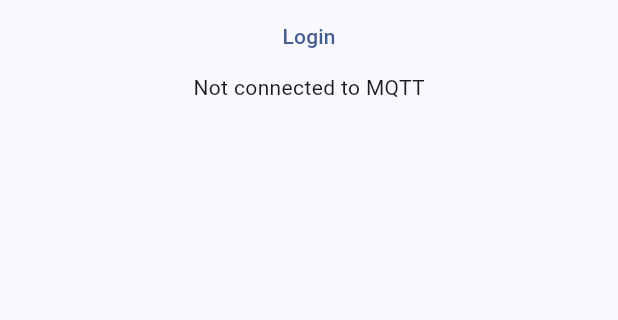
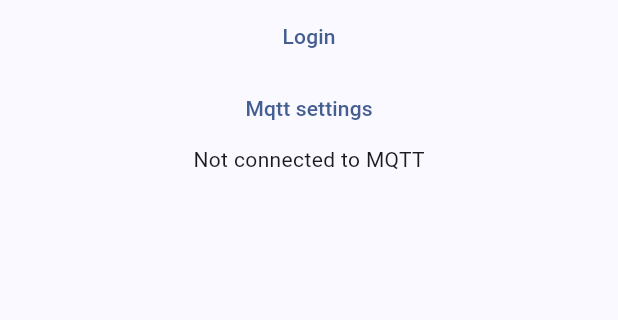
Before and after one commit to 21repierre/iot-fake-app, a Flutter app: the screen it shows after launch, on a phone screen of 412 x 824 dp, the part 84-404 px from its top. Run offline on Flutter 3.47's test engine with Material 2 defaults, Android fonts, the phone set to English and light mode, and no system bars; our stand-ins replace flutter_secure_storage, geolocator; missing offline and left inert: calc, mqtt_client.

Commit message:
Add support for custom mqtt server

```diff
--- a/lib/CMqtt.dart
+++ b/lib/CMqtt.dart
@@ -1,13 +1,16 @@
+import 'package:calc/calc.dart';
 import 'package:fake_sensor/SecureStorage.dart';
 import 'package:flutter/cupertino.dart';
 import 'package:mqtt_client/mqtt_client.dart';
 import 'package:mqtt_client/mqtt_server_client.dart';
+import 'package:geolocator/geolocator.dart';
 
 class CMqtt {
   static final instance = CMqtt._();
 
-  final MqttServerClient client;
+  MqttServerClient client;
   ValueNotifier<bool> isConnected = ValueNotifier(false);
+  bool sending = false;
 
   CMqtt._() : client = MqttServerClient.withPort("10.0.2.2", "fake-app-1", 8883) {
     client.secure = true;
@@ -20,6 +23,18 @@ class CMqtt {
   }
 
   void connect() async {
+    String host = await SecureStorage.instance.getMqttHost() ?? '10.0.2.2';
+    int port = await SecureStorage.instance.getMqttPort() ?? 8883;
+    bool secure = await SecureStorage.instance.getMqttSecure() ?? true;
+    client = MqttServerClient.withPort(host, "fake-app-1", port);
+    client.secure = secure;
+    client.onBadCertificate = (Object certificate) => true;
+    client.keepAlivePeriod = 20;
+    client.setProtocolV311();
+    client.logging(on: false);
+    client.onConnected = onConnected;
+    client.onDisconnected = onDisconnected;
+
     final token = await SecureStorage.instance.getToken();
     if (token == null || isConnected.value) return;
 
@@ -37,4 +52,41 @@ class CMqtt {
     isConnected.value = false;
     print("Disconnected from MQTT server.");
   }
+
+  void send() async {
+    if (sending) return;
+    double lastTemp = 25;
+
+    bool serviceEnabled = await Geolocator.isLocationServiceEnabled();
+    if (!serviceEnabled) {
+      return;
+    }
+    LocationPermission permission = await Geolocator.checkPermission();
+    if (permission == LocationPermission.denied) {
+      permission = await Geolocator.requestPermission();
+      if (permission == LocationPermission.denied) {
+        return;
+      }
+    }
+    if (permission == LocationPermission.deniedForever) {
+      return;
+    }
+    sending = true;
+
+    while (true) {
+      if (CMqtt.instance.isConnected.value) {
+        var position = await Geolocator.getCurrentPosition();
+
+        MqttClientPayloadBuilder bdl = MqttClientPayloadBuilder();
+        var dist = NormalDistribution(mean: lastTemp, variance: 0.1);
+        lastTemp = dist.sample();
+        var currentTime = DateTime.now().microsecondsSinceEpoch * 1000;
+        bdl.addString('temperature lng=${position.longitude},lat=${position.latitude},value=$lastTemp $currentTime');
+        CMqtt.instance.client.publishMessage("apolline/temperature", MqttQos.atLeastOnce, bdl.payload!);
+        print("Sent $lastTemp at $currentTime");
+      }
+      await Future.delayed(const Duration(milliseconds: 250));
+    }
+  }
+
 }
--- a/lib/SecureStorage.dart
+++ b/lib/SecureStorage.dart
@@ -20,4 +20,29 @@ class SecureStorage {
   Future<String?> getToken() async {
     return await storage.read(key: 'token');
   }
+
+  Future setMqttHost(String host) async {
+    await storage.write(key: 'mqtt-host', value: host);
+  }
+
+  Future<String?> getMqttHost() async {
+    return await storage.read(key: 'mqtt-host');
+  }
+
+  Future setMqttPort(int port) async {
+    await storage.write(key: 'mqtt-port', value: port.toString());
+  }
+
+  Future<int?> getMqttPort() async {
+    return await storage.read(key: 'mqtt-port').then((value) => value != null ? int.parse(value) : null);
+  }
+
+  Future setMqttSecure(bool secure) async {
+    await storage.write(key: 'mqtt-secure', value: secure.toString());
+  }
+
+  Future<bool?> getMqttSecure() async {
+    return await storage.read(key: 'mqtt-secure').then((value) => value =='true' ? true : false);
+  }
+
 }
--- a/lib/main.dart
+++ b/lib/main.dart
@@ -1,9 +1,9 @@
 import 'package:calc/calc.dart';
 import 'package:fake_sensor/CMqtt.dart';
 import 'package:fake_sensor/LoginPage.dart';
+import 'package:fake_sensor/MqttPage.dart';
 import 'package:fake_sensor/SecureStorage.dart';
 import 'package:flutter/material.dart';
-import 'package:geolocator/geolocator.dart';
 import 'package:mqtt_client/mqtt_client.dart';
 
 void main() {
@@ -48,7 +48,7 @@ class _MyHomePageState extends State<MyHomePage> {
           })
         });
     CMqtt.instance.connect();
-    sendToMqtt();
+    CMqtt.instance.send();
   }
 
   @override
@@ -79,6 +79,13 @@ class _MyHomePageState extends State<MyHomePage> {
                     });
                   },
                   child: const Text('Logout')),
+            TextButton(
+                onPressed: () => {
+                  Navigator.push(context, MaterialPageRoute(builder: (BuildContext context) {
+                    return const MqttPage();
+                  }))
+                },
+                child: const Text('Mqtt settings')),
             ValueListenableBuilder(
               valueListenable: CMqtt.instance.isConnected,
               builder: (BuildContext context, bool value, Widget? child) {
@@ -103,44 +110,11 @@ class _MyHomePageState extends State<MyHomePage> {
                   return const Text("Not connected to MQTT");
                 }
               },
-            )
+            ),
+
           ],
         ),
       ),
     );
   }
 }
-
-sendToMqtt() async {
-  double lastTemp = 25;
-
-  bool serviceEnabled = await Geolocator.isLocationServiceEnabled();
-  if (!serviceEnabled) {
-    return;
-  }
-  LocationPermission permission = await Geolocator.checkPermission();
-  if (permission == LocationPermission.denied) {
-    permission = await Geolocator.requestPermission();
-    if (permission == LocationPermission.denied) {
-      return;
-    }
-  }
-  if (permission == LocationPermission.deniedForever) {
-    return;
-  }
-
-  while (true) {
-    if (CMqtt.instance.isConnected.value) {
-      var position = await Geolocator.getCurrentPosition();
-
-      MqttClientPayloadBuilder bdl = MqttClientPayloadBuilder();
-      var dist = NormalDistribution(mean: lastTemp, variance: 0.1);
-      lastTemp = dist.sample();
-      var currentTime = DateTime.now().microsecondsSinceEpoch * 1000;
-      bdl.addString('temperature lng=${position.longitude},lat=${position.latitude},value=$lastTemp $currentTime');
-      CMqtt.instance.client.publishMessage("apolline/temperature", MqttQos.atLeastOnce, bdl.payload!);
-      print("Sent $lastTemp at $currentTime");
-    }
-    await Future.delayed(const Duration(seconds: 1));
-  }
-}
```
Also changed, not shown: lib/MqttPage.dart (added, +96 -0 lines).
